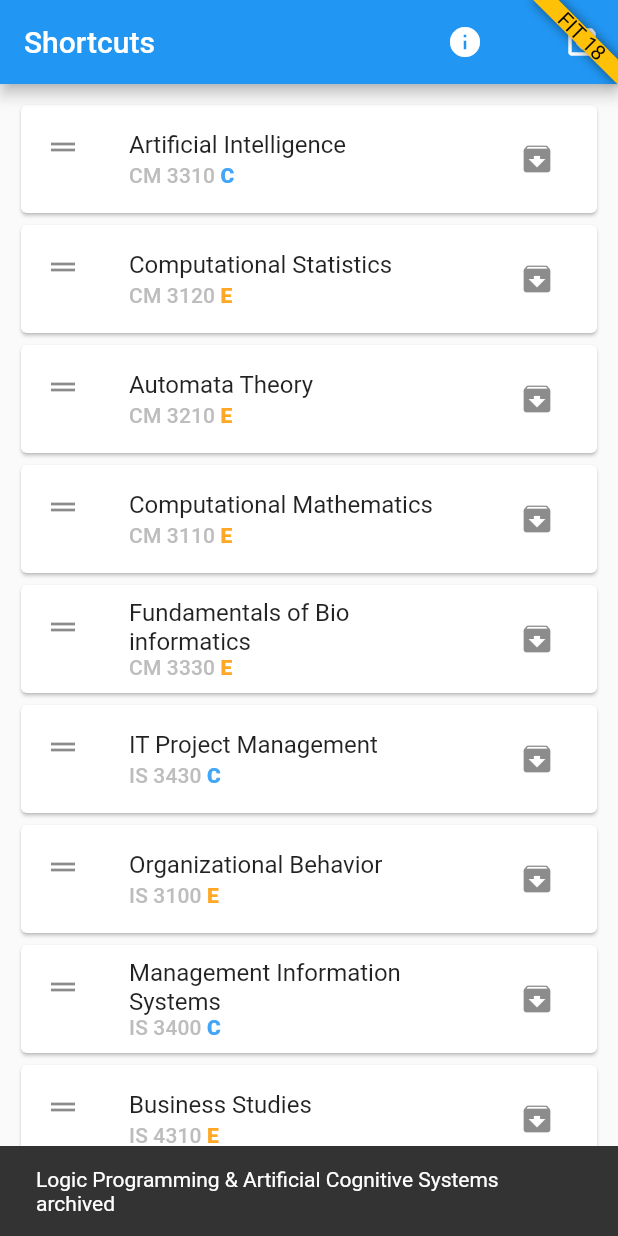
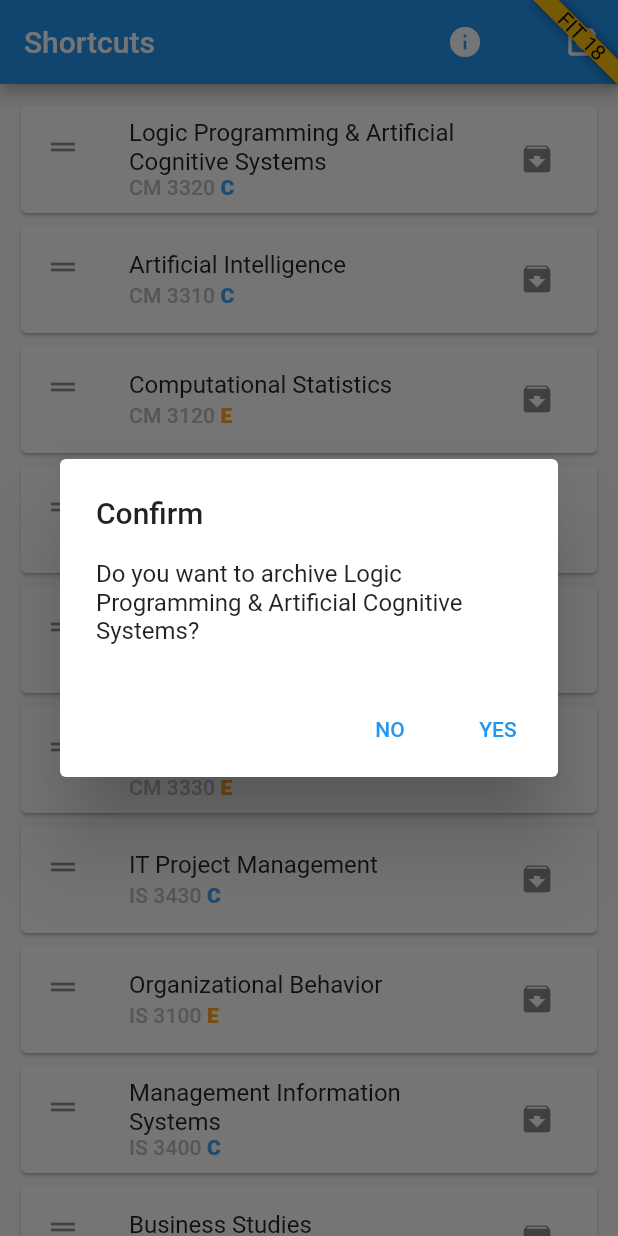
Before and after one commit to PandukaNandara/FIT-subject-shortcuts, a Flutter app: the screen it shows after launch, after a tap on the "archive" icon, on a phone screen of 412 x 824 dp. Run offline on Flutter 3.47's test engine with Material 2 defaults, Android fonts, the phone set to English and light mode, and no system bars; our stand-ins replace shared_preferences.

Commit message:
Added alert when archiving subject

```diff
--- /dev/null
+++ b/lib/config/yes_on_alert.dart
@@ -0,0 +1,49 @@
+
+
+import 'package:flutter/material.dart';
+
+class YesNoAlert extends StatelessWidget {
+  final String title;
+  final String message;
+
+  final VoidCallback? noOnPressed;
+  final VoidCallback yesOnPressed;
+  final String noButtonText;
+  final String yesButtonText;
+
+  const YesNoAlert({
+    Key? key,
+    this.noOnPressed,
+    this.noButtonText = 'NO',
+    this.yesButtonText = 'YES',
+    required this.title,
+    required this.message,
+    required this.yesOnPressed,
+  })  : super(key: key);
+
+  @override
+  Widget build(BuildContext context) {
+    return Container(
+      child: AlertDialog(
+        title: Text(title),
+        content: Text(message),
+        actions: <Widget>[
+          TextButton(
+            // NO button
+            onPressed: noOnPressed ?? ()=> Navigator.pop(context, false),
+            child: Text(
+              noButtonText,
+            ),
+          ),
+          TextButton(
+            // YES button
+            onPressed: yesOnPressed,
+            child: Text(
+              yesButtonText,
+            ),
+          ),
+        ],
+      ),
+    );
+  }
+}
--- a/lib/screens/main_screen.dart
+++ b/lib/screens/main_screen.dart
@@ -2,6 +2,7 @@ import 'dart:convert';
 
 import 'package:fit_shortcuts/components/subject_tile.dart';
 import 'package:fit_shortcuts/config/it_modules.dart';
+import 'package:fit_shortcuts/config/yes_on_alert.dart';
 import 'package:fit_shortcuts/constants/constants.dart';
 import 'package:fit_shortcuts/constants/shared_preferences_constants.dart';
 import 'package:fit_shortcuts/dialog/info_dialog.dart';
@@ -124,6 +125,18 @@ class _MainScreenState extends State<MainScreen> {
   }
 
   _onPressArchived(bool isArchived, Subject subject) async {
+    final confirm = (await showDialog<bool>(
+          context: context,
+          builder: (context) {
+            return YesNoAlert(
+              title: 'Confirm',
+              message: 'Do you want to archive ${subject.name}?',
+              yesOnPressed: () => Navigator.pop(context, true),
+            );
+          },
+        )) ??
+        false;
+    if (confirm) {
       final sharedPreferences = await SharedPreferences.getInstance();
       final hiddenSubject = sharedPreferences
               .getStringList(SharedPreferencesConstants.hiddenSubject) ??
@@ -141,6 +154,7 @@ class _MainScreenState extends State<MainScreen> {
       });
       ScaffoldMessenger.of(context)
           .showSnackBar(SnackBar(content: Text('${subject.name} archived')));
+    }
   }
 
   void _onPressedInfo() {
```
Lines whose indentation alone changed are shown as unchanged.
